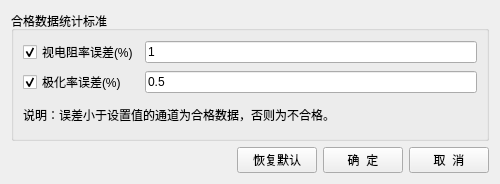
Before: the Qt Designer form dlg_limit_settings.ui in Anticiper/TdipProc, drawn with Qt 5.
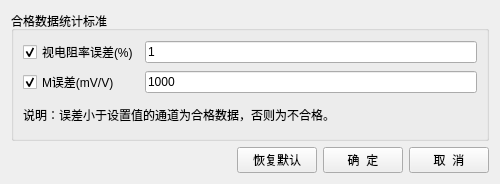
After: the same form once the commit is applied.

Commit message: 误差设置弹框”极化率误差“文案修改

What changed in the file:
```diff
--- a/dlg_limit_settings.ui
+++ b/dlg_limit_settings.ui
@@ -40,7 +40,7 @@
           <item row="1" column="0">
            <widget class="QCheckBox" name="chkErrAppc">
             <property name="text">
-             <string>极化率误差(%)</string>
+             <string>M误差(mV/V)</string>
             </property>
             <property name="checked">
              <bool>true</bool>
@@ -60,7 +60,7 @@
           <item row="1" column="1">
            <widget class="QLineEdit" name="edtAppcErr">
             <property name="text">
-             <string>0.5</string>
+             <string>1000</string>
             </property>
            </widget>
           </item>
```
